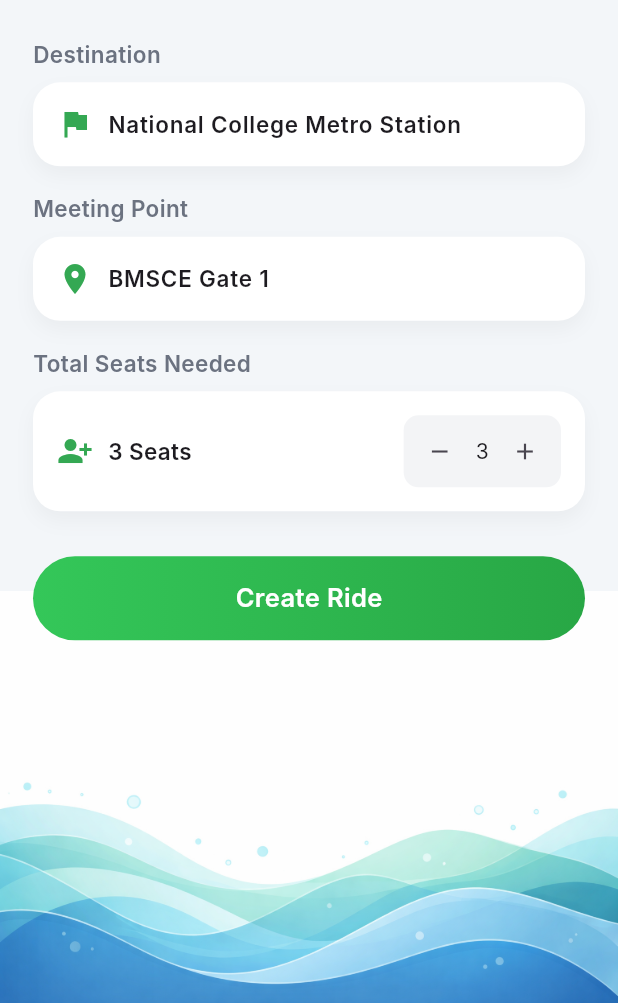
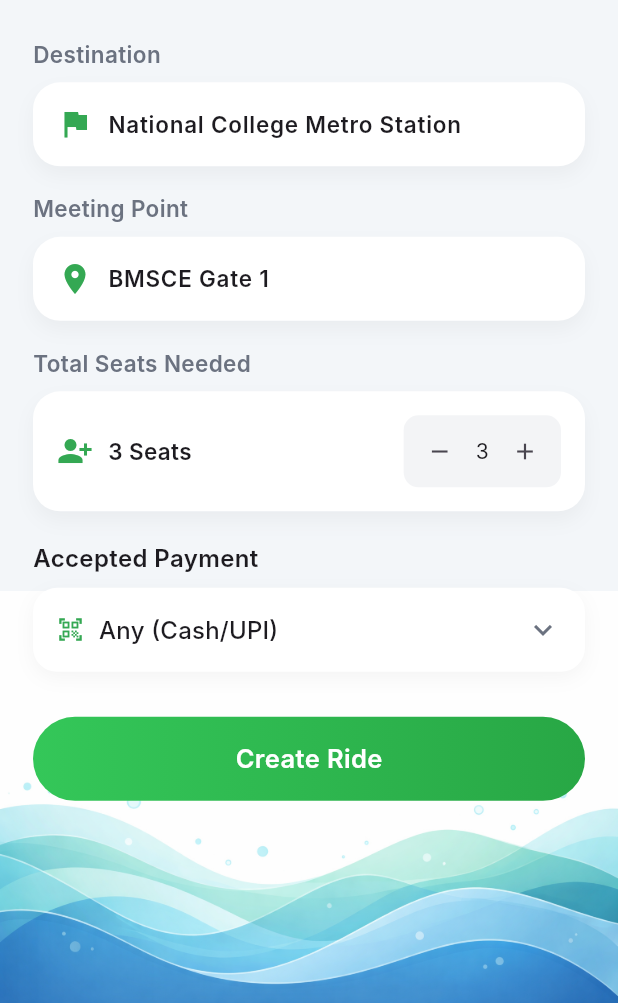
Before and after one commit to Thilak-K2121/AutoMate, a Flutter app: the CreateRidePage screen opened directly, on a phone screen of 412 x 824 dp, the part 233-1236 px from its top. Run offline on Flutter 3.47's test engine with Material 3 defaults, Android fonts, the phone set to English and light mode, and no system bars; our stand-ins replace shared_preferences, socket_io_client; accounts and stored records are empty; network calls fail; Roboto replaces fonts that are missing (Inter).

Commit message:
Added Payment Mathod choice

```diff
--- a/frontend/flutter_app/lib/screens/create_ride_page.dart
+++ b/frontend/flutter_app/lib/screens/create_ride_page.dart
@@ -23,6 +23,14 @@ class _CreateRidePageState extends State<CreateRidePage> {
   int _seats = 3;
   bool _isLoading = false;
   bool _isFemaleOnly = false;
+
+  // 👇 NEW: Payment selection
+  String _selectedPayment = 'Any (Cash/UPI)';
+  final List<String> _paymentOptions = [
+    'Any (Cash/UPI)',
+    'UPI Only',
+    'Cash Only',
+  ];
 
   // NEW
   bool _isCurrentUserFemale = false;
@@ -82,6 +90,7 @@ class _CreateRidePageState extends State<CreateRidePage> {
         'meeting_point': meetingPoint,
         'seats_total': _seats,
         'female_only': _isFemaleOnly,
+        'paymentMode': _selectedPayment, // 👇 NEW
       });
 
       if (response.statusCode == 201) {
@@ -134,8 +143,7 @@ class _CreateRidePageState extends State<CreateRidePage> {
             child: Image.asset(
               "assets/images/bg_waves.png",
               fit: BoxFit.cover,
-              errorBuilder: (context, error, stackTrace) =>
-                  const SizedBox(),
+              errorBuilder: (context, error, stackTrace) => const SizedBox(),
             ),
           ),
           SafeArea(
@@ -148,8 +156,7 @@ class _CreateRidePageState extends State<CreateRidePage> {
                     children: [
                       GestureDetector(
                         onTap: () => Navigator.pop(context),
-                        child:
-                            const Icon(Icons.arrow_back_ios, size: 20),
+                        child: const Icon(Icons.arrow_back_ios, size: 20),
                       ),
                       const Spacer(),
                       GestureDetector(
@@ -162,8 +169,7 @@ class _CreateRidePageState extends State<CreateRidePage> {
                             borderRadius: BorderRadius.circular(10),
                             boxShadow: [
                               BoxShadow(
-                                color:
-                                    Colors.black.withOpacity(.05),
+                                color: Colors.black.withOpacity(.05),
                                 blurRadius: 6,
                                 offset: const Offset(0, 3),
                               ),
@@ -191,8 +197,7 @@ class _CreateRidePageState extends State<CreateRidePage> {
                   child: Image.asset(
                     "assets/images/auto_icon.png",
                     width: 140,
-                    errorBuilder: (context, error, stackTrace) =>
-                        const Icon(
+                    errorBuilder: (context, error, stackTrace) => const Icon(
                       Icons.directions_car,
                       size: 80,
                       color: Colors.green,
@@ -202,11 +207,9 @@ class _CreateRidePageState extends State<CreateRidePage> {
                 const SizedBox(height: 26),
                 Expanded(
                   child: SingleChildScrollView(
-                    padding:
-                        const EdgeInsets.symmetric(horizontal: 22),
+                    padding: const EdgeInsets.symmetric(horizontal: 22),
                     child: Column(
-                      crossAxisAlignment:
-                          CrossAxisAlignment.start,
+                      crossAxisAlignment: CrossAxisAlignment.start,
                       children: [
                         const Text(
                           "Destination",
@@ -254,12 +257,10 @@ class _CreateRidePageState extends State<CreateRidePage> {
                           ),
                           decoration: BoxDecoration(
                             color: Colors.white,
-                            borderRadius:
-                                BorderRadius.circular(18),
+                            borderRadius: BorderRadius.circular(18),
                             boxShadow: [
                               BoxShadow(
-                                color:
-                                    Colors.black.withOpacity(.04),
+                                color: Colors.black.withOpacity(.04),
                                 blurRadius: 10,
                                 offset: const Offset(0, 6),
                               ),
@@ -283,8 +284,7 @@ class _CreateRidePageState extends State<CreateRidePage> {
                               Container(
                                 decoration: BoxDecoration(
                                   color: const Color(0xFFF3F4F6),
-                                  borderRadius:
-                                      BorderRadius.circular(10),
+                                  borderRadius: BorderRadius.circular(10),
                                 ),
                                 child: Row(
                                   children: [
@@ -294,8 +294,7 @@ class _CreateRidePageState extends State<CreateRidePage> {
                                           setState(() => _seats--);
                                         }
                                       },
-                                      icon: const Icon(Icons.remove,
-                                          size: 18),
+                                      icon: const Icon(Icons.remove, size: 18),
                                     ),
                                     Text("$_seats"),
                                     IconButton(
@@ -304,8 +303,7 @@ class _CreateRidePageState extends State<CreateRidePage> {
                                           setState(() => _seats++);
                                         }
                                       },
-                                      icon:
-                                          const Icon(Icons.add, size: 18),
+                                      icon: const Icon(Icons.add, size: 18),
                                     ),
                                   ],
                                 ),
@@ -313,17 +311,78 @@ class _CreateRidePageState extends State<CreateRidePage> {
                             ],
                           ),
                         ),
-
+                        const SizedBox(height: 20),
+                        const Text(
+                          "Accepted Payment",
+                          style: TextStyle(
+                            fontWeight: FontWeight.w600,
+                            fontSize: 16,
+                          ),
+                        ),
+                        const SizedBox(height: 8),
+                        Container(
+                          padding: const EdgeInsets.symmetric(
+                            horizontal: 16,
+                            vertical: 4,
+                          ),
+                          decoration: BoxDecoration(
+                            color: Colors.white,
+                            borderRadius: BorderRadius.circular(16),
+                            boxShadow: [
+                              BoxShadow(
+                                color: Colors.black.withOpacity(0.04),
+                                blurRadius: 10,
+                                offset: const Offset(0, 4),
+                              ),
+                            ],
+                          ),
+                          child: DropdownButtonHideUnderline(
+                            child: DropdownButton<String>(
+                              isExpanded: true,
+                              value: _selectedPayment,
+                              icon: const Icon(
+                                Icons.keyboard_arrow_down,
+                                color: Color(0xFF6B7280),
+                              ),
+                              items: _paymentOptions.map((String mode) {
+                                return DropdownMenuItem<String>(
+                                  value: mode,
+                                  child: Row(
+                                    children: [
+                                      Icon(
+                                        mode.contains('UPI')
+                                            ? Icons.qr_code_scanner
+                                            : Icons.money,
+                                        color: const Color(0xFF34A853),
+                                        size: 18,
+                                      ),
+                                      const SizedBox(width: 10),
+                                      Text(
+                                        mode,
+                                        style: const TextStyle(
+                                          fontWeight: FontWeight.w500,
+                                        ),
+                                      ),
+                                    ],
+                                  ),
+                                );
+                              }).toList(),
+                              onChanged: (String? newValue) {
+                                setState(() {
+                                  _selectedPayment = newValue!;
+                                });
+                              },
+                            ),
+                          ),
+                        ),
                         // UPDATED female-only toggle
                         if (_isCurrentUserFemale) ...[
                           const SizedBox(height: 20),
                           Container(
                             decoration: BoxDecoration(
                               color: Colors.pink.shade50,
-                              borderRadius:
-                                  BorderRadius.circular(16),
-                              border: Border.all(
-                                  color: Colors.pink.shade200),
+                              borderRadius: BorderRadius.circular(16),
+                              border: Border.all(color: Colors.pink.shade200),
                             ),
                             child: SwitchListTile(
                               activeThumbColor: Colors.pink,
@@ -354,18 +413,13 @@ class _CreateRidePageState extends State<CreateRidePage> {
                         const SizedBox(height: 30),
 
                         GestureDetector(
-                          onTap:
-                              _isLoading ? null : _handleCreateRide,
+                          onTap: _isLoading ? null : _handleCreateRide,
                           child: Container(
                             height: 56,
                             decoration: BoxDecoration(
-                              borderRadius:
-                                  BorderRadius.circular(30),
+                              borderRadius: BorderRadius.circular(30),
                               gradient: const LinearGradient(
-                                colors: [
-                                  Color(0xFF34C759),
-                                  Color(0xFF28A745)
-                                ],
+                                colors: [Color(0xFF34C759), Color(0xFF28A745)],
                               ),
                             ),
                             child: Center(
@@ -373,8 +427,7 @@ class _CreateRidePageState extends State<CreateRidePage> {
                                   ? const SizedBox(
                                       height: 20,
                                       width: 20,
-                                      child:
-                                          CircularProgressIndicator(
+                                      child: CircularProgressIndicator(
                                         color: Colors.white,
                                         strokeWidth: 2,
                                       ),
@@ -384,8 +437,7 @@ class _CreateRidePageState extends State<CreateRidePage> {
                                       style: TextStyle(
                                         color: Colors.white,
                                         fontSize: 17,
-                                        fontWeight:
-                                            FontWeight.w600,
+                                        fontWeight: FontWeight.w600,
                                       ),
                                     ),
                             ),
@@ -410,8 +462,7 @@ class _CreateRidePageState extends State<CreateRidePage> {
     required TextEditingController controller,
   }) {
     return Container(
-      padding:
-          const EdgeInsets.symmetric(horizontal: 16, vertical: 4),
+      padding: const EdgeInsets.symmetric(horizontal: 16, vertical: 4),
       decoration: BoxDecoration(
         color: Colors.white,
         borderRadius: BorderRadius.circular(18),
@@ -438,8 +489,7 @@ class _CreateRidePageState extends State<CreateRidePage> {
                   color: Colors.black38,
                 ),
               ),
-              style: const TextStyle(
-                  fontSize: 15, fontWeight: FontWeight.w600),
+              style: const TextStyle(fontSize: 15, fontWeight: FontWeight.w600),
             ),
           ),
         ],
```
Also changed, not shown: frontend/flutter_app/lib/screens/home_page.dart (+44 -3 lines), frontend/flutter_app/assets/images/cash.png (added), frontend/flutter_app/assets/images/upi.png (added), 2 other files.
